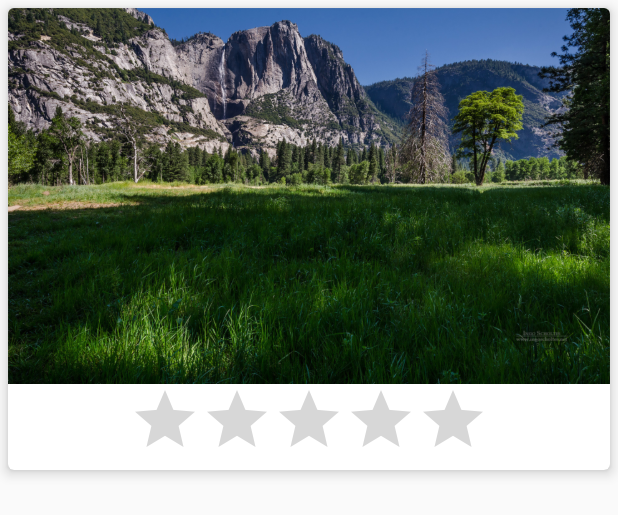
After one commit to dsu1995/photo-viewer, an Android app: the layout image_card.xml on its own in the app's theme, with its tools: preview values and no code run, on a phone screen of 412 x 824 dp. The commit adds this screen. Shown: the top 515 px of the screen. Run offline under Robolectric (Android 15) with nearby library versions, the phone set to English and light mode, and no system bars.

Commit message:
adding ImageCollectionModel.java

```diff
--- a/app/build.gradle
+++ b/app/build.gradle
@@ -24,4 +24,6 @@ dependencies {
     testCompile 'junit:junit:4.12'
     compile 'com.android.support:appcompat-v7:23.1.1'
     compile 'com.android.support:design:23.1.1'
+    compile 'com.android.support:cardview-v7:23.1.1'
+    compile 'com.android.support:recyclerview-v7:23.1.1'
 }
--- /dev/null
+++ b/app/src/main/res/layout/image_card.xml
@@ -0,0 +1,49 @@
+<?xml version="1.0" encoding="utf-8"?>
+<LinearLayout xmlns:android="http://schemas.android.com/apk/res/android"
+              xmlns:tools="http://schemas.android.com/tools"
+              android:orientation="vertical"
+              android:layout_width="match_parent"
+              android:layout_height="match_parent"
+              tools:showIn="@layout/content_main">
+
+    <android.support.v7.widget.CardView
+        xmlns:card_view="http://schemas.android.com/apk/res-auto"
+        android:id="@+id/card_view"
+        android:layout_gravity="center"
+        android:layout_width="match_parent"
+        android:layout_height="wrap_content"
+        card_view:cardCornerRadius="4dp"
+        android:layout_margin="5dp"
+        android:clickable="true"
+        card_view:cardElevation="5dp">
+
+        <LinearLayout
+            android:orientation="vertical"
+            android:layout_width="match_parent"
+            android:layout_height="match_parent">
+
+            <ImageView
+                android:layout_width="match_parent"
+                android:layout_height="wrap_content"
+                android:id="@+id/imageView"
+                android:src="@drawable/sample5"
+                android:scaleType="fitCenter"
+                android:layout_gravity="top"
+                android:adjustViewBounds="true"/>
+
+            <RatingBar
+                android:layout_width="wrap_content"
+                android:layout_height="wrap_content"
+                android:id="@+id/ratingBar"
+                android:layout_gravity="center_horizontal"
+                android:numStars="@integer/num_stars"
+                android:stepSize="1"/>
+
+        </LinearLayout>
+
+    </android.support.v7.widget.CardView>
+
+
+
+
+</LinearLayout>
--- /dev/null
+++ b/app/src/main/res/values/integers.xml
@@ -0,0 +1,4 @@
+<?xml version="1.0" encoding="utf-8"?>
+<resources>
+    <integer name="num_stars">5</integer>
+</resources>
```
Also changed, not shown: app/src/main/java/cs349/fotag/ImageAdapter.java (added, +65 -0 lines), app/src/main/java/cs349/fotag/ImageCollectionModel.java (added, +55 -0 lines), app/src/main/java/cs349/fotag/ImageModel.java (+13 -1 lines), app/src/main/java/cs349/fotag/MainActivity.java (+32 -27 lines), app/src/main/res/layout/activity_main.xml (+7 -7 lines), app/src/main/res/layout/content_main.xml (+27 -14 lines).
